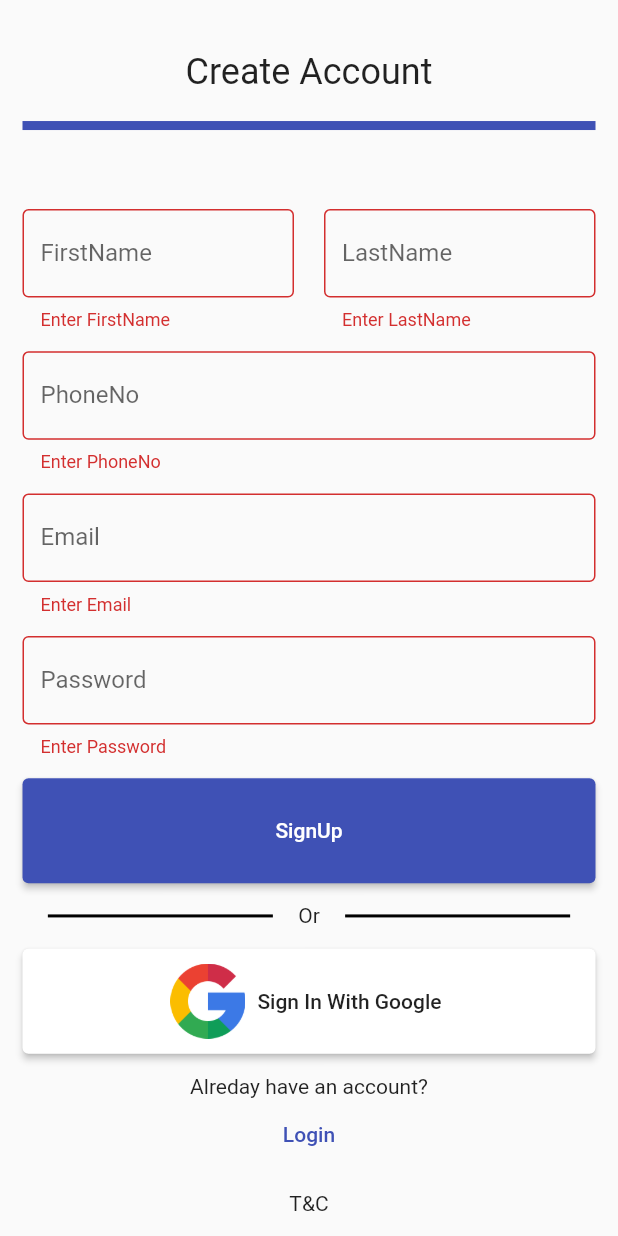
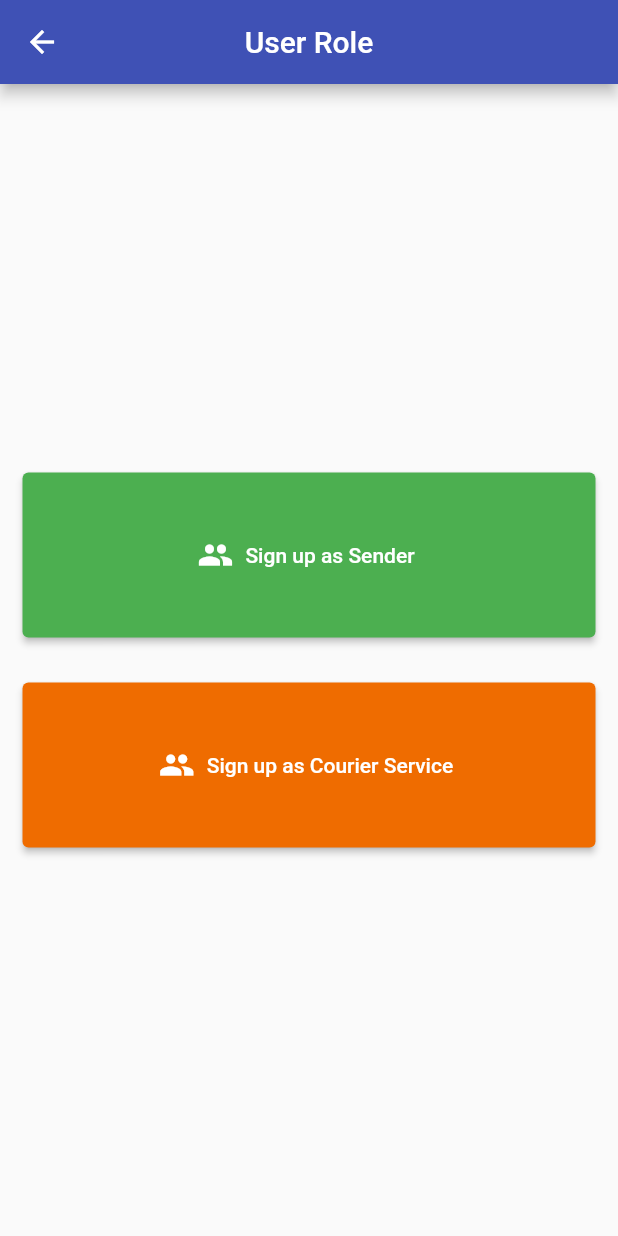
Before and after one commit to zipArk99/WeCareLogistics-flutter, a Flutter app: the SignUpScreen screen opened by its route, after a tap on "SignUp", on a phone screen of 412 x 824 dp. Run offline on Flutter 3.47's test engine with Material 2 defaults, Android fonts, the phone set to English and light mode, and no system bars.

Commit message:
zipArk99/sender homescreen and publisscreen added

```diff
--- a/lib/screens/login_screen.dart
+++ b/lib/screens/login_screen.dart
@@ -1,4 +1,5 @@
 import 'package:flutter/material.dart';
+import 'package:wecare_logistics/screens/role_choice_screen.dart';
 import 'package:wecare_logistics/screens/signup_screen.dart';
 
 class LoginPageScreen extends StatefulWidget {
@@ -19,6 +20,8 @@ class LoginPageScreenState extends State<LoginPageScreen> {
   var _passwordFocus = FocusNode();
 
   void saveLogin() {
+    Navigator.of(context)
+        .pushReplacementNamed(RoleChoiceScreen.roleChoiceScreeRoute);
     var loginFormValiadtion = _loginForm.currentState!.validate();
     if (!loginFormValiadtion) {
       return;
--- /dev/null
+++ b/lib/screens/role_choice_screen.dart
@@ -0,0 +1,57 @@
+import 'package:flutter/material.dart';
+import 'package:wecare_logistics/screens/sender%20screen/sender_homepage_tab.dart';
+import 'package:wecare_logistics/screens/sender%20screen/sender_tabs.dart';
+
+class RoleChoiceScreen extends StatelessWidget {
+  static const String roleChoiceScreeRoute = "/RoleChoiceScreenRoute";
+  @override
+  Widget build(BuildContext contx) {
+    return Scaffold(
+      appBar: AppBar(
+        centerTitle: true,
+        title: Text("User Role"),
+      ),
+      body: Padding(
+        padding: const EdgeInsets.symmetric(horizontal: 15),
+        child: Column(
+          mainAxisAlignment: MainAxisAlignment.center,
+          children: [
+            Container(
+              width: double.infinity,
+              height: 110,
+              child: ElevatedButton.icon(
+                style: ElevatedButton.styleFrom(
+                  primary: Colors.green.shade500,
+                ),
+                onPressed: () {
+                  Navigator.of(contx).pushNamed(SenderTabs.senderTabsRoute);
+                },
+                icon: Icon(Icons.people),
+                label: Text(
+                  "Sign up as Sender",
+                ),
+              ),
+            ),
+            SizedBox(
+              height: 30,
+            ),
+            Container(
+              width: double.infinity,
+              height: 110,
+              child: ElevatedButton.icon(
+                style: ElevatedButton.styleFrom(
+                  primary: Colors.orange.shade800,
+                ),
+                onPressed: () {},
+                icon: Icon(Icons.people),
+                label: Text(
+                  "Sign up as Courier Service",
+                ),
+              ),
+            )
+          ],
+        ),
+      ),
+    );
+  }
+}
--- /dev/null
+++ b/lib/screens/sender screen/tempCodeRunnerFile.dart
@@ -0,0 +1,6 @@
+abBar(
+          tabs: [
+            Tab(child: Text("Saved")),
+            Tab(child: Text("Published")),
+          ],
+        ),
--- a/lib/screens/signup_screen.dart
+++ b/lib/screens/signup_screen.dart
@@ -1,6 +1,7 @@
 import 'package:flutter/cupertino.dart';
 import 'package:flutter/material.dart';
 import 'package:wecare_logistics/screens/login_screen.dart';
+import 'package:wecare_logistics/screens/role_choice_screen.dart';
 
 class SignUpScreen extends StatefulWidget {
   static const String signUpScreenRoute = "/SignUpScreenRoute";
@@ -24,6 +25,8 @@ class SignUpScreenState extends State<SignUpScreen> {
   var _passwordFocus = FocusNode();
 
   void onSignUp(BuildContext contx) {
+    Navigator.of(contx)
+        .pushReplacementNamed(RoleChoiceScreen.roleChoiceScreeRoute);
     var validateSignUpForm = _formKey.currentState!.validate();
     if (!validateSignUpForm) {
       return;
--- a/pubspec.yaml
+++ b/pubspec.yaml
@@ -66,6 +66,11 @@ flutter:
       - family: Poppins
         fonts:
          - asset: lib/assets/fonts/Poppins-Black.ttf
+         - asset: lib/assets/fonts/Poppins-BlackItalic.ttf
+           style: italic
+         - asset: lib/assets/fonts/Poppins-Bold.ttf
+           weight: 900
+         - asset: lib/assets/fonts/Poppins-Medium.ttf
 
 
   #
```
Also changed, not shown: lib/drawer/drawer_screen.dart (added, +8 -0 lines), lib/main.dart (+7 -0 lines), lib/models/signup_model.dart (added, +17 -0 lines), lib/screens/sender screen/sender_homepage_tab.dart (added, +14 -0 lines), lib/screens/sender screen/sender_publishedOrder_tab.dart (added, +13 -0 lines), lib/screens/sender screen/sender_tabs.dart (added, +40 -0 lines).
